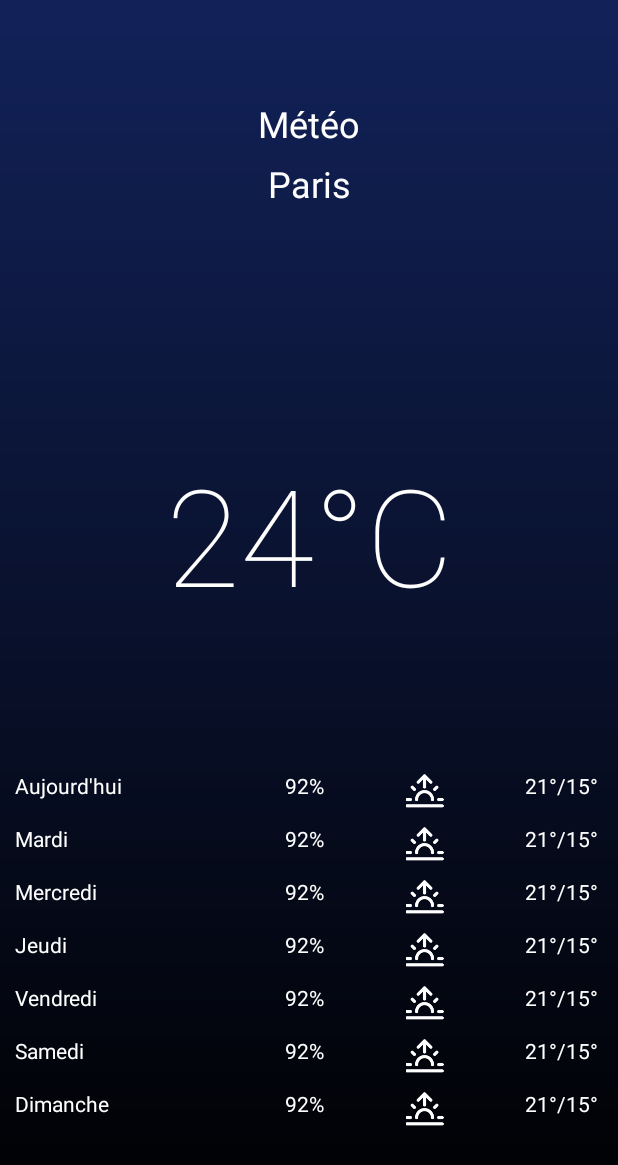
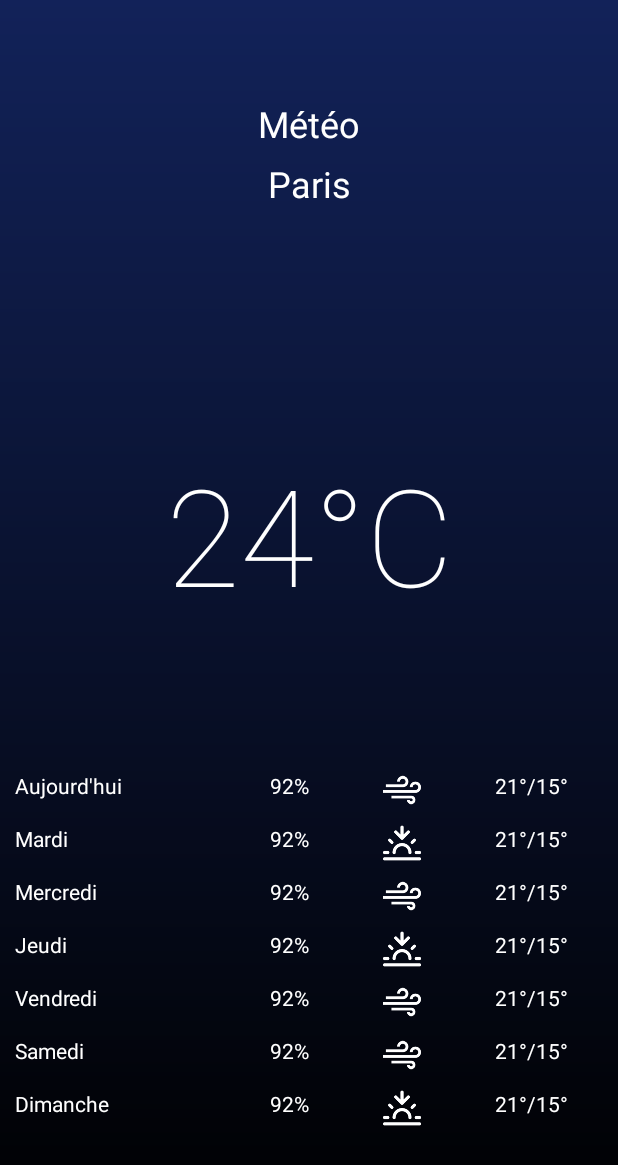
Before and after one commit to HETIC-MT-P2021/WEATHER-GROUP1-ANDROID, an Android app: the screen it shows after launch (MainActivity), on a phone screen of 412 x 824 dp. Shown: the top 1165 px of the screen. Run offline under Robolectric (Android 15) with nearby library versions, the phone set to English and light mode, and no system bars; network calls fail; 3 statements that could not run were skipped.

```diff
--- a/app/src/main/res/layout/activity_main.xml
+++ b/app/src/main/res/layout/activity_main.xml
@@ -56,7 +56,7 @@
         app:layout_constraintStart_toStartOf="parent" />
 
     <ProgressBar
-        android:id="@+id/loader"
+        android:id="@+id/progress_Bar"
         android:layout_width="wrap_content"
         android:layout_height="wrap_content"
         android:visibility="gone"
@@ -81,7 +81,7 @@
         android:layout_height="370dp"
         android:paddingTop="50dp"
         android:paddingStart="10dp"
-        android:paddingEnd="10dp"
+        android:paddingEnd="30dp"
         android:stretchColumns="0,2"
         app:layout_constraintBottom_toBottomOf="parent"
         tools:layout_editor_absoluteX="1dp"
@@ -99,7 +99,7 @@
                 android:text="@string/today" />
 
             <TextView
-                android:id="@+id/day1_prec"
+                android:id="@+id/day1_humidity"
                 android:layout_width="wrap_content"
                 android:layout_height="wrap_content"
                 android:text="@string/_92" />
@@ -109,7 +109,7 @@
                 android:layout_width="25dp"
                 android:layout_height="25dp"
                 android:contentDescription="@string/sunrise"
-                android:src="@drawable/sunrise"
+                android:src="@drawable/wind"
                 app:tint="#FFF" />
 
             <TextView
@@ -131,7 +131,7 @@
                 android:text="@string/tuesday" />
 
             <TextView
-                android:id="@+id/day2_prec"
+                android:id="@+id/day2_humidity"
                 android:layout_width="wrap_content"
                 android:layout_height="wrap_content"
                 android:text="@string/_92" />
@@ -141,7 +141,7 @@
                 android:layout_width="25dp"
                 android:layout_height="25dp"
                 android:contentDescription="@string/sunrise"
-                android:src="@drawable/sunrise"
+                android:src="@drawable/sunset"
                 app:tint="#FFF" />
 
             <TextView
@@ -164,7 +164,7 @@
                 android:text="@string/wednesday" />
 
             <TextView
-                android:id="@+id/day3_prec"
+                android:id="@+id/day3_humidity"
                 android:layout_width="wrap_content"
                 android:layout_height="wrap_content"
                 android:text="@string/_92" />
@@ -174,7 +174,7 @@
                 android:layout_width="25dp"
                 android:layout_height="25dp"
                 android:contentDescription="@string/sunrise"
-                android:src="@drawable/sunrise"
+                android:src="@drawable/wind"
                 app:tint="#FFF" />
 
             <TextView
@@ -197,7 +197,7 @@
                 android:text="@string/thursday" />
 
             <TextView
-                android:id="@+id/day4_prec"
+                android:id="@+id/day4_humidity"
                 android:layout_width="wrap_content"
                 android:layout_height="wrap_content"
                 android:text="@string/_92" />
@@ -207,7 +207,7 @@
                 android:layout_width="25dp"
                 android:layout_height="25dp"
                 android:contentDescription="@string/sunrise"
-                android:src="@drawable/sunrise"
+                android:src="@drawable/sunset"
                 app:tint="#FFF" />
 
             <TextView
@@ -230,7 +230,7 @@
                 android:text="@string/friday" />
 
             <TextView
-                android:id="@+id/day5_prec"
+                android:id="@+id/day5_humidity"
                 android:layout_width="wrap_content"
                 android:layout_height="wrap_content"
                 android:text="@string/_92" />
@@ -240,7 +240,7 @@
                 android:layout_width="25dp"
                 android:layout_height="25dp"
                 android:contentDescription="@string/sunrise"
-                android:src="@drawable/sunrise"
+                android:src="@drawable/wind"
                 app:tint="#FFF" />
 
             <TextView
@@ -263,7 +263,7 @@
                 android:text="@string/saturday" />
 
             <TextView
-                android:id="@+id/day6_prec"
+                android:id="@+id/day6_humidity"
                 android:layout_width="wrap_content"
                 android:layout_height="wrap_content"
                 android:text="@string/_92" />
@@ -273,7 +273,7 @@
                 android:layout_width="25dp"
                 android:layout_height="25dp"
                 android:contentDescription="@string/sunrise"
-                android:src="@drawable/sunrise"
+                android:src="@drawable/wind"
                 app:tint="#FFF" />
 
             <TextView
@@ -296,7 +296,7 @@
                 android:text="@string/sunday" />
 
             <TextView
-                android:id="@+id/day7_prec"
+                android:id="@+id/day7_humidity"
                 android:layout_width="wrap_content"
                 android:layout_height="wrap_content"
                 android:text="@string/_92" />
@@ -306,7 +306,7 @@
                 android:layout_width="25dp"
                 android:layout_height="25dp"
                 android:contentDescription="@string/sunrise"
-                android:src="@drawable/sunrise"
+                android:src="@drawable/sunset"
                 app:tint="#FFF" />
 
             <TextView
```
Also changed, not shown: app/src/main/java/com/example/weather_group1_android/network/ui/MainActivity.kt (+25 -2 lines).
